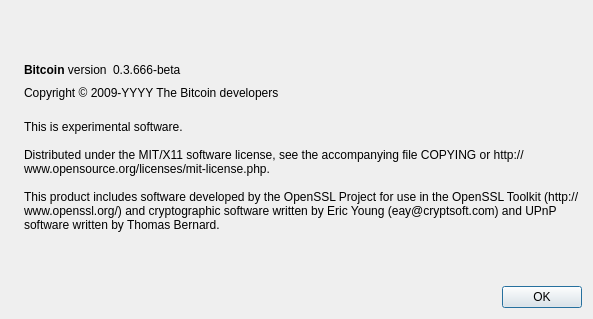
Tillkoeln/Tillkoelns-World-Domination-Machine, file src/qt/forms/aboutdialog.ui: the form before one commit.
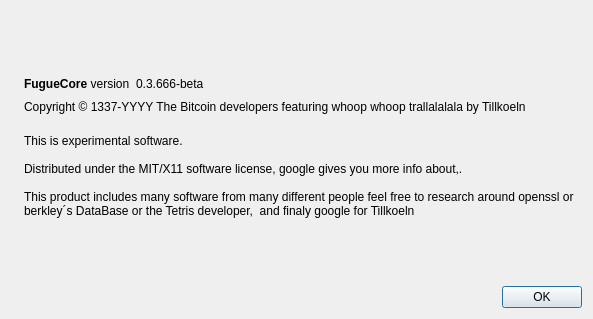
The form after the commit. Icons and pictures are not drawn.

```diff
--- a/src/qt/forms/aboutdialog.ui
+++ b/src/qt/forms/aboutdialog.ui
@@ -50,7 +50,7 @@
           <cursorShape>IBeamCursor</cursorShape>
          </property>
          <property name="text">
-          <string>&lt;b&gt;Bitcoin&lt;/b&gt; version</string>
+          <string>&lt;b&gt;FugueCore&lt;/b&gt; version</string>
          </property>
          <property name="textInteractionFlags">
           <set>Qt::LinksAccessibleByMouse|Qt::TextSelectableByKeyboard|Qt::TextSelectableByMouse</set>
@@ -91,7 +91,7 @@
         <cursorShape>IBeamCursor</cursorShape>
        </property>
        <property name="text">
-        <string notr="true">Copyright &amp;copy; 2009-YYYY The Bitcoin developers</string>
+        <string notr="true">Copyright &amp;copy; 1337-YYYY The Bitcoin developers featuring whoop whoop trallalalala by Tillkoeln</string>
        </property>
        <property name="textFormat">
         <enum>Qt::RichText</enum>
@@ -110,9 +110,9 @@
         <string>
 This is experimental software.
 
-Distributed under the MIT/X11 software license, see the accompanying file COPYING or http://www.opensource.org/licenses/mit-license.php.
+Distributed under the MIT/X11 software license, google gives you more info about,.
 
-This product includes software developed by the OpenSSL Project for use in the OpenSSL Toolkit (http://www.openssl.org/) and cryptographic software written by Eric Young (eay@cryptsoft.com) and UPnP software written by Thomas Bernard.</string>
+This product includes many software from many different people feel free to research around openssl or berkley´s DataBase or the Tetris developer,  and finaly google for Tillkoeln</string>
        </property>
        <property name="wordWrap">
         <bool>true</bool>
```
Left out of the diff: 2 changed lines with no effect on the pictures.
